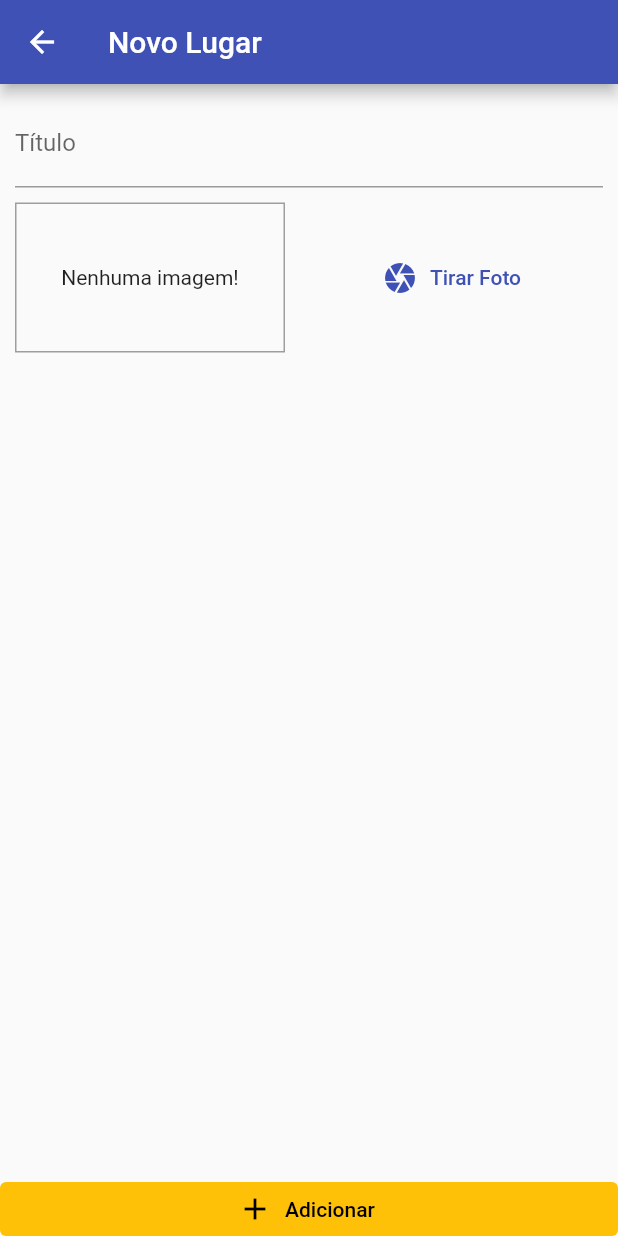
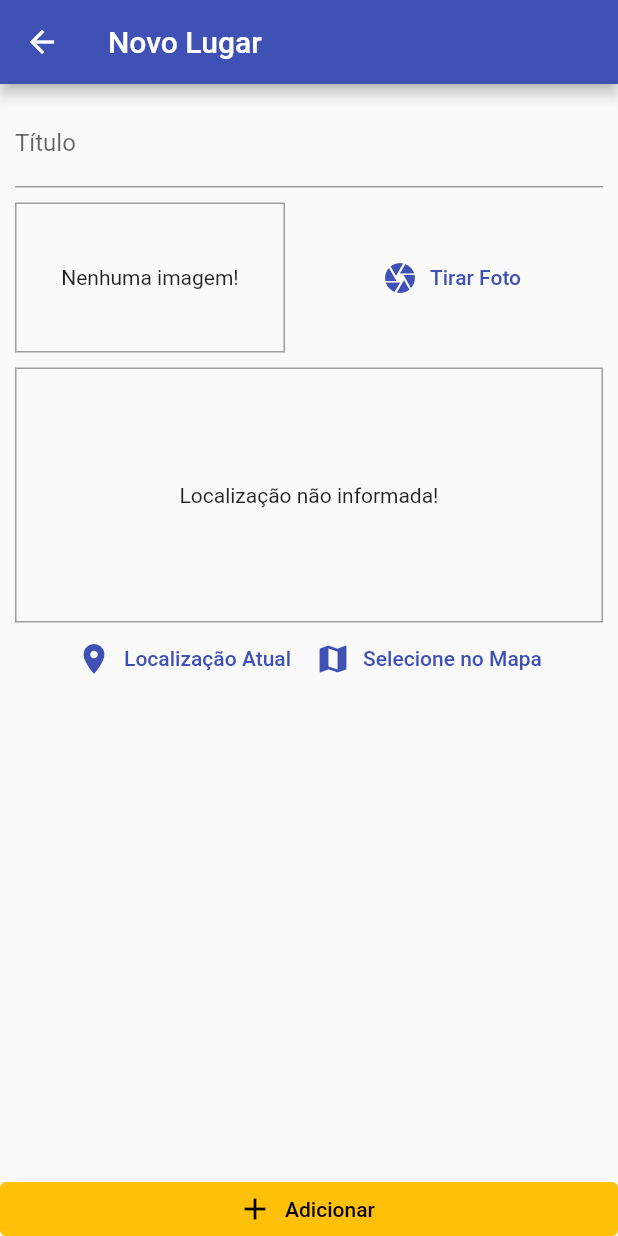
Before and after one commit to AfonsoMachado/great_places, a Flutter app: the PlaceFormScreen screen opened by its route, on a phone screen of 412 x 824 dp. Run offline on Flutter 3.47's test engine with Material 2 defaults, Android fonts, the phone set to English and light mode, and no system bars; our stand-ins replace image_picker, sqflite; accounts and stored records are empty.

Commit message:
feat: create location input component

```diff
--- a/lib/screens/place_form_screen.dart
+++ b/lib/screens/place_form_screen.dart
@@ -3,6 +3,7 @@
 import 'package:flutter/material.dart';
 import 'package:great_places/providers/great_places.dart';
 import 'package:great_places/widgets/image_input.dart';
+import 'package:great_places/widgets/location_input.dart';
 import 'package:provider/provider.dart';
 
 class PlaceFormScreen extends StatefulWidget {
@@ -50,6 +51,8 @@
                     ),
                     const SizedBox(height: 10),
                     ImageInput(_selectImage),
+                    const SizedBox(height: 10),
+                    const LocationInput(),
                   ],
                 ),
               ),
--- /dev/null
+++ b/lib/widgets/location_input.dart
@@ -0,0 +1,53 @@
+import 'package:flutter/material.dart';
+
+class LocationInput extends StatefulWidget {
+  const LocationInput({super.key});
+
+  @override
+  State<LocationInput> createState() => _LocationInputState();
+}
+
+class _LocationInputState extends State<LocationInput> {
+  String? _previewImageUrl;
+
+  @override
+  Widget build(BuildContext context) {
+    return Column(
+      children: [
+        Container(
+          height: 170,
+          width: double.infinity,
+          alignment: Alignment.center,
+          decoration: BoxDecoration(
+            border: Border.all(
+              width: 1,
+              color: Colors.grey,
+            ),
+          ),
+          child: _previewImageUrl == null
+              ? const Text('Localização não informada!')
+              : Image.network(
+                  _previewImageUrl!,
+                  fit: BoxFit.cover,
+                  width: double.infinity,
+                ),
+        ),
+        Row(
+          mainAxisAlignment: MainAxisAlignment.center,
+          children: [
+            TextButton.icon(
+              icon: const Icon(Icons.location_on),
+              label: const Text('Localização Atual'),
+              onPressed: () {},
+            ),
+            TextButton.icon(
+              icon: const Icon(Icons.map),
+              label: const Text('Selecione no Mapa'),
+              onPressed: () {},
+            ),
+          ],
+        )
+      ],
+    );
+  }
+}
```
